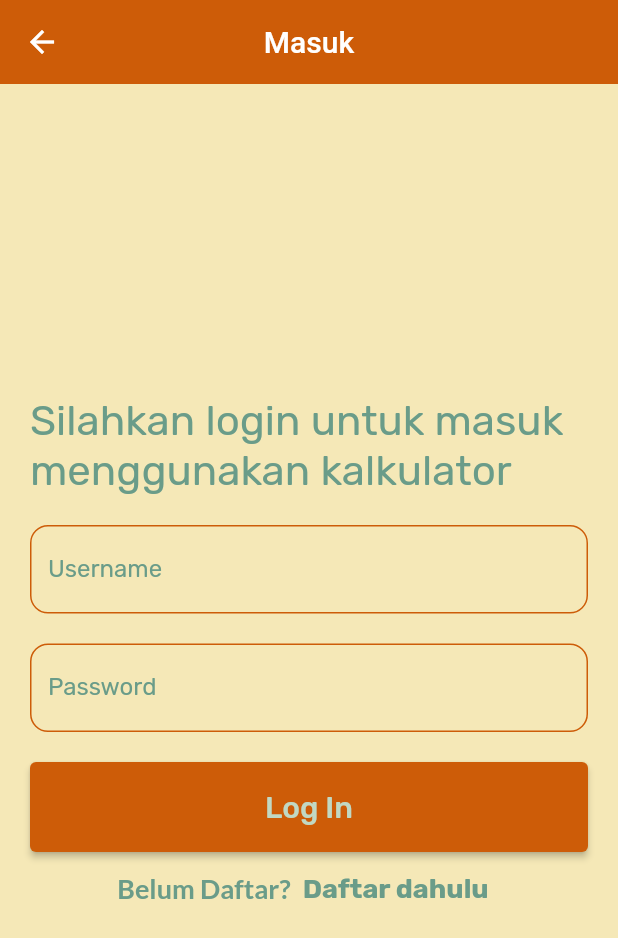
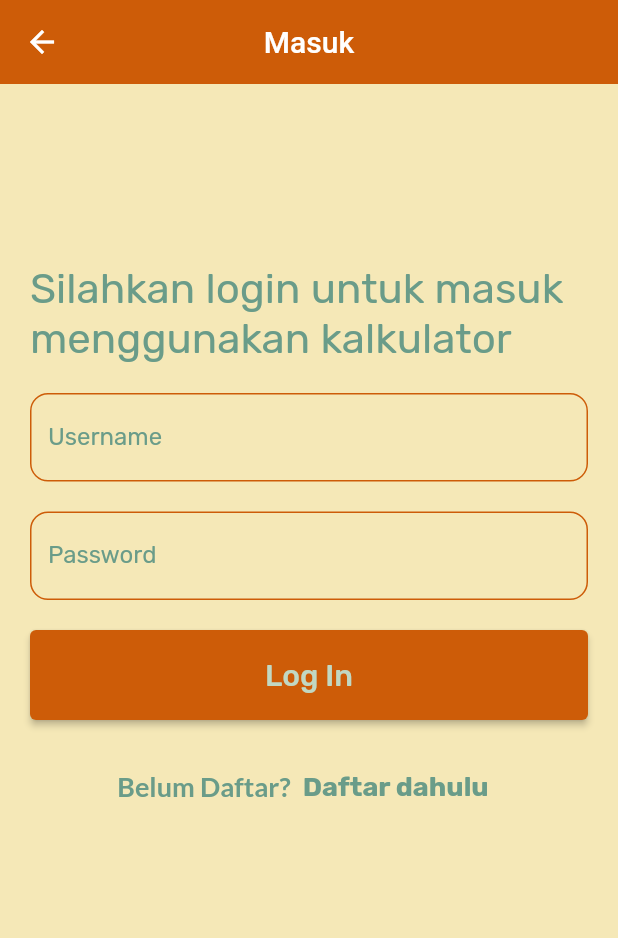
Before and after one commit to muh-hilmi/simple_calculator, a Flutter app: the Kalkulator screen opened directly, after a tap on "Kembali", on a phone screen of 412 x 824 dp. Shown: the top 938 px of the screen. Run offline on Flutter 3.47's test engine with Material 2 defaults, Android fonts, the phone set to English and light mode, and no system bars; our stand-ins replace google_fonts, image_picker, math_expressions.

Commit message:
solved a overflow, and update flutter

```diff
--- a/lib/kalkulator.dart
+++ b/lib/kalkulator.dart
@@ -75,9 +75,10 @@ class _KalkulatorState extends State<Kalkulator> {
         elevation: 0,
         backgroundColor: const Color(0xffCD5C08),
       ),
-      body: Padding(
+      body: ListView(
         padding: EdgeInsets.all(20),
-        child: Column(
+        children: [
+          Column(
             children: [
               Container(
                 alignment: Alignment.centerRight,
@@ -190,6 +191,7 @@ class _KalkulatorState extends State<Kalkulator> {
               ),
             ],
           ),
+        ],
       ),
     );
   }
--- a/lib/login.dart
+++ b/lib/login.dart
@@ -23,11 +23,10 @@ class _LoginScreenState extends State<LoginScreen> {
         elevation: 0,
         backgroundColor: const Color(0xffCD5C08),
       ),
-      body: Padding(
+      body: ListView(
         padding: const EdgeInsets.all(20),
-        child: Column(
-          mainAxisAlignment: MainAxisAlignment.center,
         children: [
+          const SizedBox(height: 100),
           Text(
             "Silahkan login untuk masuk menggunakan kalkulator",
             style: GoogleFonts.rubik(
@@ -112,6 +111,7 @@ class _LoginScreenState extends State<LoginScreen> {
               ),
             ),
           ),
+          const SizedBox(height: 20),
           Row(
             mainAxisAlignment: MainAxisAlignment.center,
             children: [
@@ -144,7 +144,6 @@ class _LoginScreenState extends State<LoginScreen> {
           )
         ],
       ),
-      ),
     );
   }
 }
--- a/pubspec.yaml
+++ b/pubspec.yaml
@@ -19,7 +19,7 @@ publish_to: 'none' # Remove this line if you wish to publish to pub.dev
 version: 1.0.0+1
 
 environment:
-  sdk: '>=2.19.4 <3.0.0'
+  sdk: '>=3.1.5 <=4.0.0'
 
 # Dependencies specify other packages that your package needs in order to work.
 # To automatically upgrade your package dependencies to the latest versions
@@ -63,7 +63,7 @@ flutter:
 
   # To add assets to your application, add an assets section, like this:
   assets:
-    - assets/IMG_20210604_203730.jpg
+    - assets/
   #   - images/a_dot_ham.jpeg
 
   # An image asset can refer to one or more resolution-specific "variants", see
```
Also changed, not shown: pubspec.lock. Lines whose indentation alone changed are shown as unchanged.
